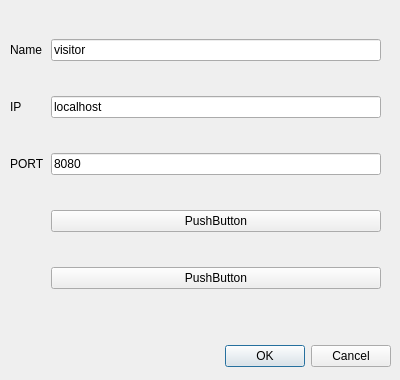
First picture: the form in src/login.ui, repository gabrielchmod777/virtualWorldVRML, before the edit.
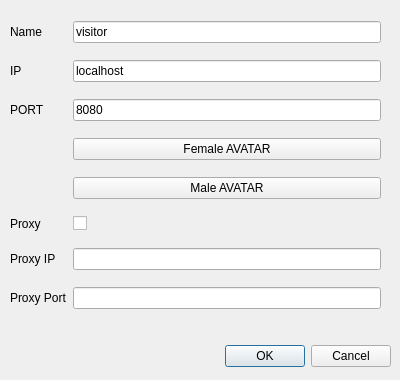
Second picture: the form after the edit. Icons and pictures are not drawn.

What changed in the file:
```diff
--- a/src/login.ui
+++ b/src/login.ui
@@ -42,7 +42,7 @@
     <item row="3" column="1">
      <widget class="QPushButton" name="pushButton_female">
       <property name="text">
-       <string>PushButton</string>
+       <string>Female AVATAR</string>
       </property>
       <property name="icon">
        <iconset>
@@ -95,7 +95,7 @@
     <item row="4" column="1">
      <widget class="QPushButton" name="pushButton_male">
       <property name="text">
-       <string>PushButton</string>
+       <string>Male AVATAR</string>
       </property>
       <property name="icon">
        <iconset>
@@ -103,6 +103,40 @@
       </property>
      </widget>
     </item>
+    <item row="5" column="1">
+     <widget class="QCheckBox" name="checkBox_proxy">
+      <property name="text">
+       <string/>
+      </property>
+     </widget>
+    </item>
+    <item row="6" column="1">
+     <widget class="QLineEdit" name="lineEdit_proxyIp"/>
+    </item>
+    <item row="5" column="0">
+     <widget class="QLabel" name="label_4">
+      <property name="text">
+       <string>Proxy</string>
+      </property>
+     </widget>
+    </item>
+    <item row="6" column="0">
+     <widget class="QLabel" name="label_5">
+      <property name="text">
+       <string>Proxy IP</string>
+      </property>
+     </widget>
+    </item>
+    <item row="7" column="1">
+     <widget class="QLineEdit" name="lineEdit_proxyPort"/>
+    </item>
+    <item row="7" column="0">
+     <widget class="QLabel" name="label_6">
+      <property name="text">
+       <string>Proxy Port</string>
+      </property>
+     </widget>
+    </item>
    </layout>
   </widget>
  </widget>
```
